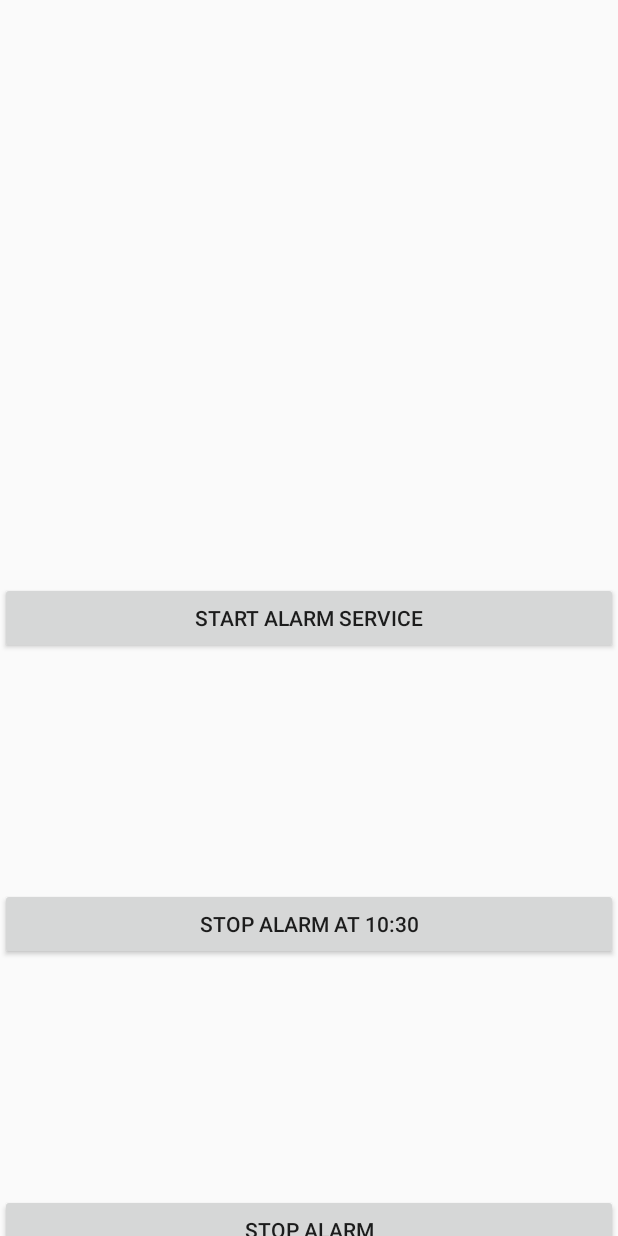
After one commit to kevng2/Anabolix, an Android app: the layout activity_alarm.xml on its own in the app's theme, with its tools: preview values and no code run, on a phone screen of 412 x 824 dp. The commit adds this screen. Run offline under Robolectric (Android 15) with nearby library versions, the phone set to English and light mode, and no system bars.

Commit message:
Testing alarm functionality. activity crashing on start, potential rendering issue

```diff
--- a/app/src/main/java/com/android/gang/anabolix/MainActivity.java
+++ b/app/src/main/java/com/android/gang/anabolix/MainActivity.java
@@ -14,7 +14,7 @@ import android.widget.Button;
 import android.widget.Toast;
 
 import com.android.gang.anabolix.db.RunDAO;
-import com.android.gang.anabolix.db.RunDAO_Impl;
+//import com.android.gang.anabolix.db.RunDAO_Impl;
 import com.firebase.ui.auth.AuthUI;
 import com.google.android.gms.tasks.OnCompleteListener;
 import com.google.android.gms.tasks.Task;
@@ -85,7 +85,8 @@ public class MainActivity extends AppCompatActivity {
         mCarterButton.setOnClickListener(new View.OnClickListener() {
             @Override
             public void onClick(View v) {
-                Toast.makeText(MainActivity.this, "toooooast", Toast.LENGTH_SHORT).show();
+                Intent intent = new Intent(MainActivity.this, AlarmActivity.class);
+                startActivity(intent);
             }
         });
 
--- /dev/null
+++ b/app/src/main/res/layout/activity_alarm.xml
@@ -0,0 +1,36 @@
+<?xml version="1.0" encoding="utf-8"?>
+<androidx.constraintlayout.widget.ConstraintLayout
+    xmlns:android="http://schemas.android.com/apk/res/android" android:layout_width="match_parent"
+    xmlns:app="http://schemas.android.com/apk/res-auto"
+    xmlns:tools="http://schemas.android.com/tools"
+    android:layout_height="match_parent">
+    <Button
+        android:id="@+id/startAlarm"
+        android:layout_width="match_parent"
+        android:layout_height="wrap_content"
+        app:layout_constraintBottom_toBottomOf="parent"
+        app:layout_constraintEnd_toEndOf="parent"
+        app:layout_constraintStart_toStartOf="parent"
+        app:layout_constraintTop_toTopOf="parent"
+
+        android:text="Start Alarm Service" />
+
+    <Button
+        android:id="@+id/stopAlarm"
+        android:layout_width="match_parent"
+        android:layout_height="wrap_content"
+        app:layout_constraintBottom_toBottomOf="parent"
+        android:layout_marginBottom="-20dp"
+        android:text="Stop Alarm" />
+
+
+    <Button
+        android:id="@+id/stopAlarmAt10"
+        android:layout_width="match_parent"
+        android:layout_height="wrap_content"
+        app:layout_constraintBottom_toBottomOf="@id/stopAlarm"
+        app:layout_constraintEnd_toEndOf="@id/stopAlarm"
+        app:layout_constraintStart_toStartOf="@id/stopAlarm"
+        app:layout_constraintTop_toTopOf="@id/startAlarm"
+        android:text="Stop Alarm at 10:30" />
+</androidx.constraintlayout.widget.ConstraintLayout>
```
Also changed, not shown: app/src/main/java/com/android/gang/anabolix/AlarmActivity.java (added, +81 -0 lines), app/src/main/java/com/android/gang/anabolix/AlarmReceiver.java (added, +13 -0 lines).
